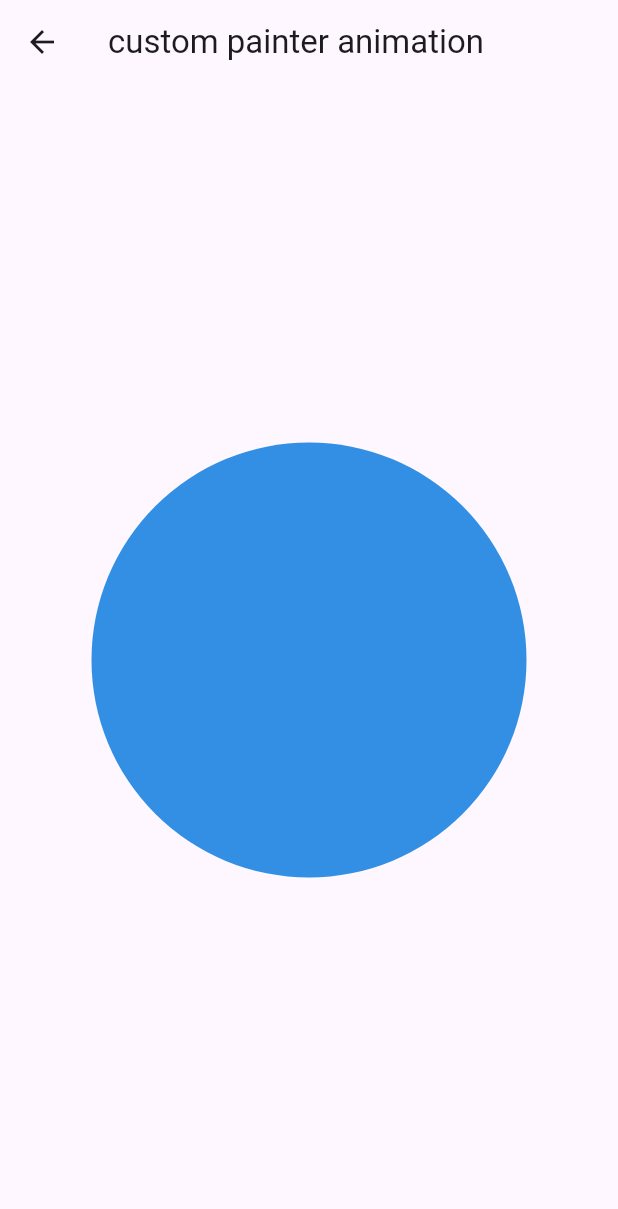
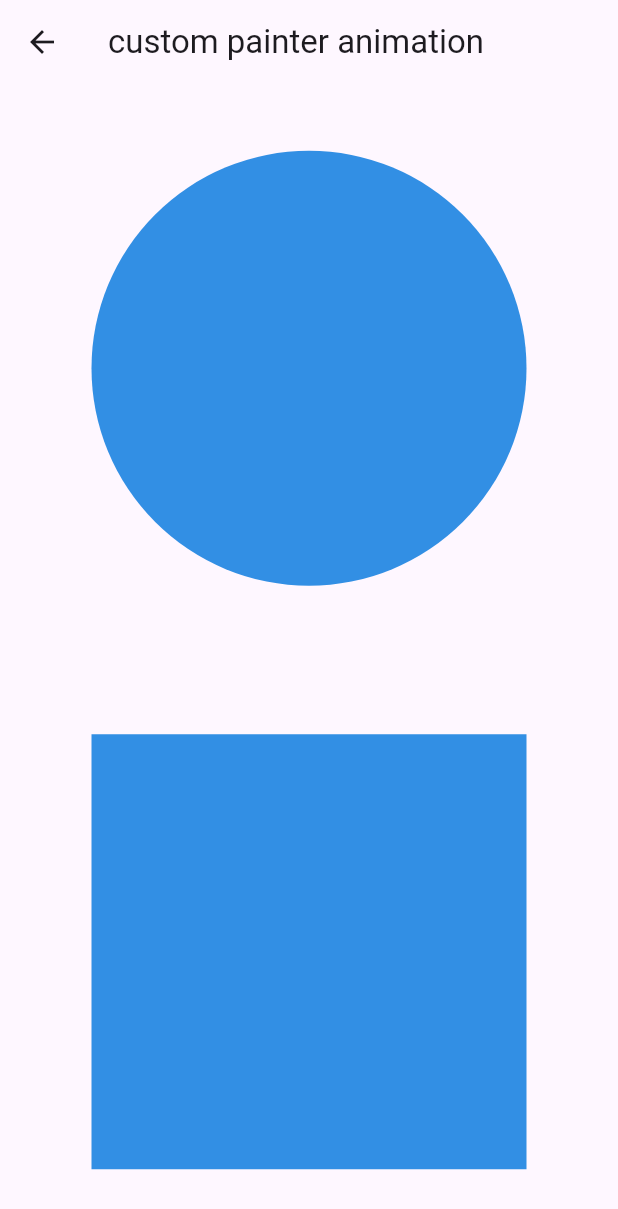
Before and after one commit to samih93/flutter_animation_tutorial, a Flutter app: the CustomPaintAnimationScreen screen opened directly, on a phone screen of 412 x 824 dp. Shown: the top 1209 px of the screen. Run offline on Flutter 3.47's test engine with Material 2 defaults, Android fonts, the light colour scheme and no system bars.

Commit message:
custom paint

```diff
--- a/lib/more animation/custom_paint_animation.dart
+++ b/lib/more animation/custom_paint_animation.dart
@@ -38,17 +38,38 @@ class _CustomPaintAnimationState extends State<CustomPaintAnimationScreen>
   Widget build(BuildContext context) {
     return Scaffold(
       appBar: AppBar(title: Text("custom painter animation")),
-      body: Center(
-          child: AnimatedBuilder(
+      body: SizedBox(
+        width: double.infinity,
+        child: Column(
+          crossAxisAlignment: CrossAxisAlignment.center,
+          mainAxisAlignment: MainAxisAlignment.spaceEvenly,
+          children: [
+            AnimatedBuilder(
               animation: _animationController,
               builder: (BuildContext context, Widget? child) {
                 return CustomPaint(
-            painter: CirclePainter(
-                _sizeanimation.value, _colorAnimation.value ?? Colors.red),
+                  painter: CirclePainter(_sizeanimation.value,
+                      _colorAnimation.value ?? Colors.red),
                   size: Size.square(200),
                 );
               },
-      )),
+            ),
+            SizedBox(
+              height: 10,
+            ),
+            AnimatedBuilder(
+              animation: _animationController,
+              builder: (BuildContext context, Widget? child) {
+                return CustomPaint(
+                  painter: SquarePainter(_sizeanimation.value,
+                      _colorAnimation.value ?? Colors.red),
+                  size: Size.square(200),
+                );
+              },
+            ),
+          ],
+        ),
+      ),
     );
   }
 }
@@ -72,3 +93,26 @@ class CirclePainter extends CustomPainter {
     return (_size != olddelagate._size || _color != olddelagate._color);
   }
 }
+
+class SquarePainter extends CustomPainter {
+  final double _size;
+  final Color _color;
+
+  SquarePainter(this._size, this._color);
+  @override
+  void paint(Canvas canvas, Size size) {
+    final paint = Paint();
+    paint.color = _color;
+    paint.style = PaintingStyle.fill;
+    canvas.drawRect(
+        Rect.fromCircle(
+            center: Offset(size.width / 2, size.height / 2), radius: _size),
+        paint);
+  }
+
+  @override
+  bool shouldRepaint(SquarePainter olddelagate) {
+    // TODO: implement shouldRepaint
+    return (_size != olddelagate._size || _color != olddelagate._color);
+  }
+}
```
Lines whose indentation alone changed are shown as unchanged.
